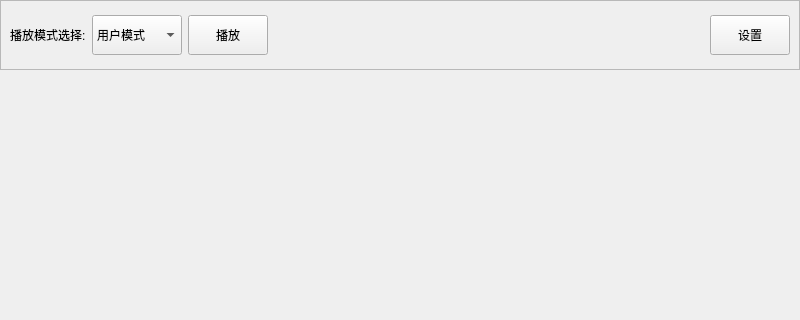
YUN-LJ/FrameFlow, file FrameFlow/pyside6_GUI/sub_ui/wallpaper/ui/wallpaper.ui: the form before one commit; both pictures show x 0 to 800 and y 0 to 320 of the 800 by 500 pixel window.
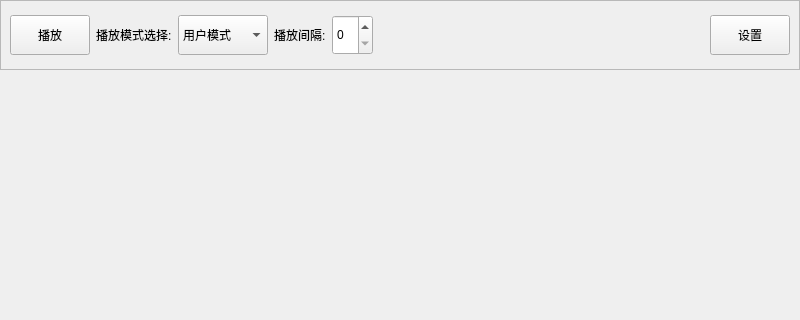
The form after the commit. Custom widgets are drawn as their Qt base class.

Commit message: 修复了壁纸播放模块播放图像与名称不对的情况

```diff
--- a/FrameFlow/pyside6_GUI/sub_ui/wallpaper/ui/wallpaper.ui
+++ b/FrameFlow/pyside6_GUI/sub_ui/wallpaper/ui/wallpaper.ui
@@ -39,11 +39,24 @@
        <rect>
         <x>0</x>
         <y>0</y>
-        <width>786</width>
+        <width>798</width>
         <height>58</height>
        </rect>
       </property>
       <layout class="QHBoxLayout" name="horizontalLayout_2">
+       <item>
+        <widget class="PrimaryPushButton" name="pushButton_play">
+         <property name="minimumSize">
+          <size>
+           <width>0</width>
+           <height>40</height>
+          </size>
+         </property>
+         <property name="text">
+          <string>播放</string>
+         </property>
+        </widget>
+       </item>
        <item>
         <widget class="QLabel" name="label_mode">
          <property name="styleSheet">
@@ -80,16 +93,23 @@
         </widget>
        </item>
        <item>
-        <widget class="PrimaryPushButton" name="pushButton_play">
+        <widget class="QLabel" name="label">
+         <property name="styleSheet">
+          <string notr="true">font: 12pt &quot;Microsoft YaHei UI&quot;;</string>
+         </property>
+         <property name="text">
+          <string>播放间隔:</string>
+         </property>
+        </widget>
+       </item>
+       <item>
+        <widget class="SpinBox" name="spinBox_time">
          <property name="minimumSize">
           <size>
            <width>0</width>
            <height>40</height>
           </size>
          </property>
-         <property name="text">
-          <string>播放</string>
-         </property>
         </widget>
        </item>
        <item>
@@ -138,6 +158,11 @@
    <extends>QComboBox</extends>
    <header>qfluentwidgets.components.widgets</header>
   </customwidget>
+  <customwidget>
+   <class>SpinBox</class>
+   <extends>QSpinBox</extends>
+   <header>qfluentwidgets.components.widgets</header>
+  </customwidget>
  </customwidgets>
  <resources/>
  <connections/>
```
The commit also changes 6 other files.
